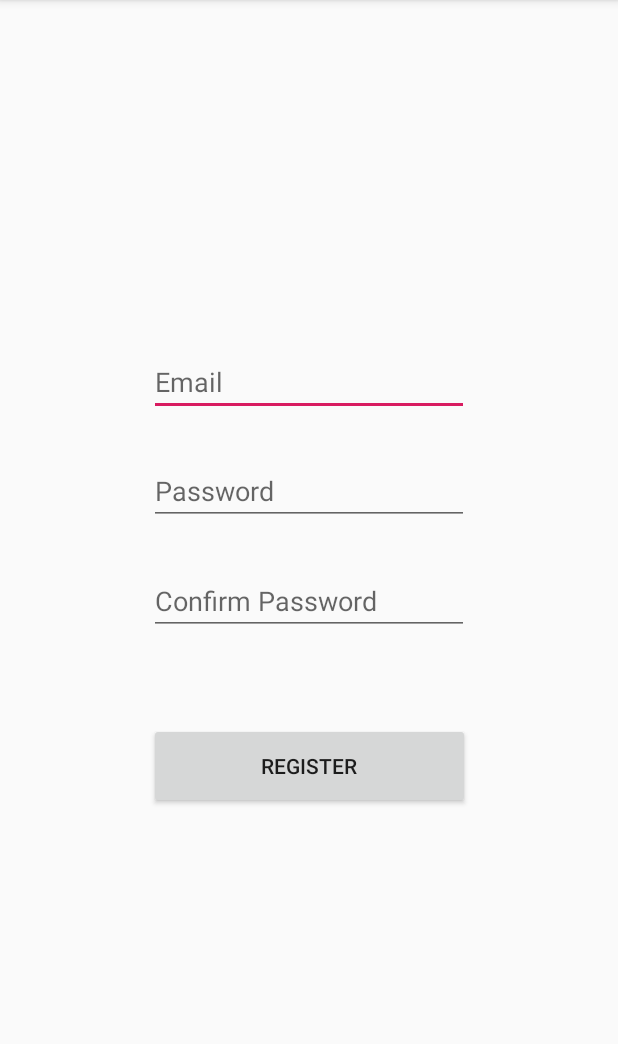
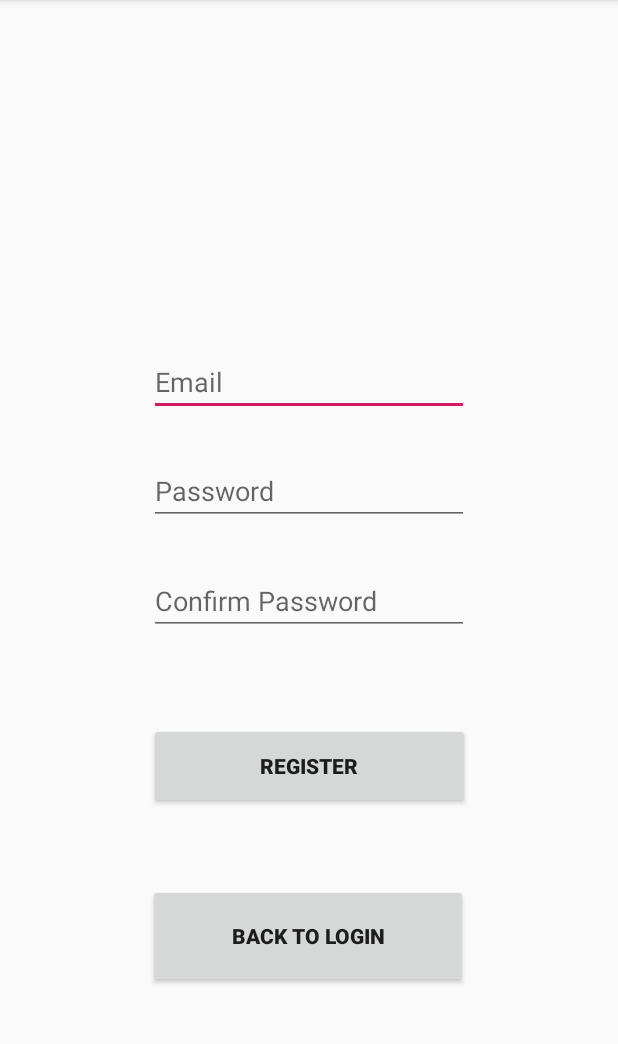
Before and after one commit to Oliverac28/FindMyBand, an Android app: the screen it shows after launch (registration), after a tap on "REGISTER", on a phone screen of 412 x 824 dp, the part 84-1128 px from its top. Run offline under Robolectric (Android 15) with nearby library versions, the phone set to English and light mode, and no system bars; our stand-ins replace Firebase (no records; nobody signed in at launch, a user with empty details on screens opened directly).

Commit message:
Changes made in registration class Added a back button to go back to login page

```diff
--- a/app/src/main/java/com/example/findmyband/registration.java
+++ b/app/src/main/java/com/example/findmyband/registration.java
@@ -18,6 +18,9 @@ import com.google.firebase.auth.FirebaseAuth;
 import com.google.firebase.auth.FirebaseUser;
 
 public class registration extends AppCompatActivity {
+
+    // reverse button
+    private Button reverseButton;
 
     private Button mRegister;
     private EditText mEmail;
@@ -49,6 +52,7 @@ public class registration extends AppCompatActivity {
         };
 
         mRegister = (Button)findViewById(R.id.registerBtn);
+        reverseButton = (Button)findViewById(R.id.backBtn);
 
         mEmail = (EditText)findViewById(R.id.emailText);
         mPassword = (EditText)findViewById(R.id.passwordText);
@@ -85,7 +89,21 @@ public class registration extends AppCompatActivity {
             }
         });
 
-        //Registration
+        //reverse Button
+
+        reverseButton.setOnClickListener(new View.OnClickListener() {
+            @Override
+            public void onClick(View v) {
+
+                Intent intent = new Intent(registration.this, MainActivity.class );
+                startActivity(intent);
+                finish();
+                return;
+
+            }
+        });
+
+        //reverseButton
     }
 
     //Registration
--- a/app/src/main/res/layout/activity_registration.xml
+++ b/app/src/main/res/layout/activity_registration.xml
@@ -32,6 +32,7 @@
         android:layout_marginEnd="8dp"
         android:layout_marginBottom="8dp"
         android:text="@string/register"
+        android:textStyle="bold"
         app:layout_constraintBottom_toBottomOf="parent"
         app:layout_constraintEnd_toEndOf="parent"
         app:layout_constraintHorizontal_bias="0.502"
@@ -67,4 +68,22 @@
         app:layout_constraintTop_toTopOf="parent"
         app:layout_constraintVertical_bias="0.523" />
 
+    <Button
+        android:id="@+id/backBtn"
+        android:layout_width="213dp"
+        android:layout_height="69dp"
+        android:layout_marginStart="8dp"
+        android:layout_marginTop="8dp"
+        android:layout_marginEnd="8dp"
+        android:layout_marginBottom="8dp"
+        android:hint="Back To Login"
+        android:text="Back To Login"
+        android:textStyle="bold"
+        app:layout_constraintBottom_toBottomOf="parent"
+        app:layout_constraintEnd_toEndOf="parent"
+        app:layout_constraintHorizontal_bias="0.497"
+        app:layout_constraintStart_toStartOf="parent"
+        app:layout_constraintTop_toTopOf="parent"
+        app:layout_constraintVertical_bias="0.852" />
+
 </androidx.constraintlayout.widget.ConstraintLayout>
--- a/app/src/main/res/layout/activity_search.xml
+++ b/app/src/main/res/layout/activity_search.xml
@@ -30,8 +30,8 @@
 
             <SearchView
                 android:id="@+id/user_search"
-                android:layout_width="0dp"
-                android:layout_height="0dp"
+                android:layout_width="406dp"
+                android:layout_height="671dp"
                 android:layout_marginStart="8dp"
                 android:layout_marginTop="8dp"
                 android:layout_marginEnd="8dp"
```
Also changed, not shown: app/src/main/res/layout/activity_main.xml (+11 -9 lines), app/src/main/res/layout/activity_setup.xml (+20 -7 lines).
